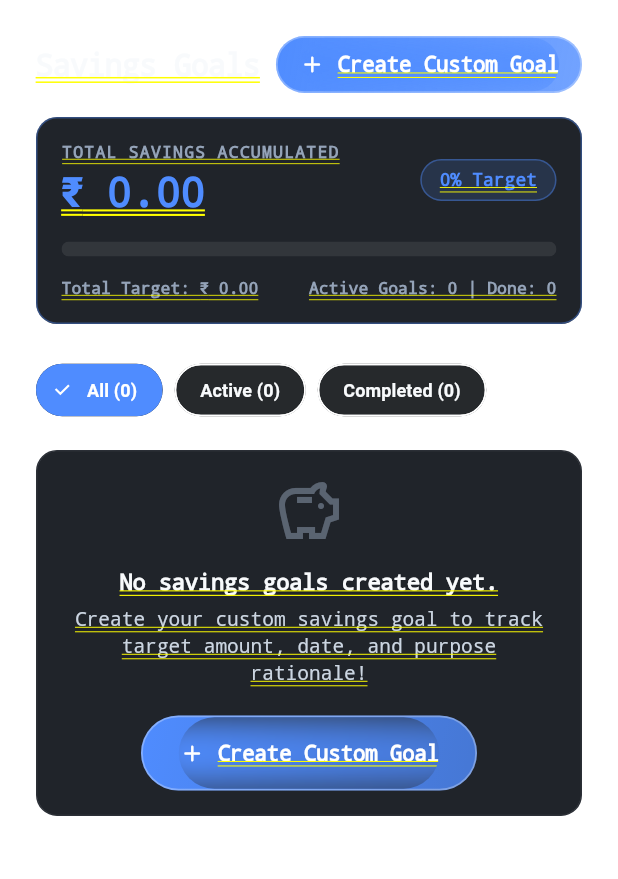
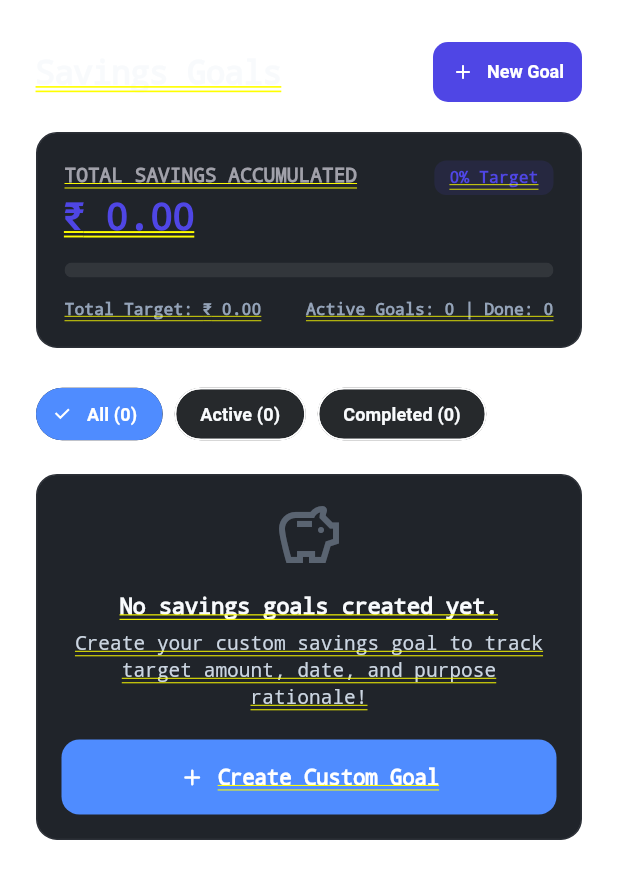
Before and after one commit to viswaas08/FinPilot-ExpenseTracker, a Flutter app: the screen it shows once a user with an empty profile is signed in, after a tap on "Savings", on a phone screen of 412 x 824 dp. Shown: the top 879 px of the screen. Run offline on Flutter 3.47's test engine with Material 3 defaults, Android fonts, the phone set to English and light mode, and no system bars; our stand-ins replace cloud_firestore, dio, firebase_auth, firebase_core, fl_chart, flutter_riverpod and 3 more; accounts and stored records are empty.

Commit message:
Fix UI overflow on mobile viewports, remove glow effects and gradient buttons, update signed APK

```diff
--- a/lib/core/design_system/quantum_button.dart
+++ b/lib/core/design_system/quantum_button.dart
@@ -85,44 +85,14 @@ class _QuantumButtonState extends State<QuantumButton> {
         onTapUp: (_) => setState(() => _isPressed = false),
         onTapCancel: () => setState(() => _isPressed = false),
         onTap: isDisabled ? null : widget.onPressed,
-        child: AnimatedContainer(
-          duration: QuantumMotion.fast,
-          curve: QuantumMotion.spring,
+        child: Container(
           height: widget.height,
-          transform: Matrix4.diagonal3Values(scale, scale, 1.0),
           padding: widget.padding,
           decoration: BoxDecoration(
-            borderRadius: QuantumRadius.borderCapsule,
-            gradient: LinearGradient(
-              begin: Alignment.topLeft,
-              end: Alignment.bottomRight,
-              colors: [
-                widget.backgroundColor,
-                widget.backgroundColor.withValues(alpha: 0.8),
-              ],
-            ),
-            boxShadow: [
-              if (_isHovered && !isDisabled)
-                BoxShadow(
-                  color: widget.backgroundColor.withValues(alpha: 0.5),
-                  blurRadius: 20,
-                  offset: const Offset(0, 4),
-                ),
-            ],
-            border: Border.all(
-              color: Colors.white.withValues(alpha: 0.3),
-              width: 1.2,
-            ),
+            color: isDisabled ? widget.backgroundColor.withValues(alpha: 0.5) : widget.backgroundColor,
+            borderRadius: BorderRadius.circular(12.0),
           ),
-          child: ClipRRect(
-            borderRadius: QuantumRadius.borderCapsule,
-            child: kIsWeb
-                ? innerRow
-                : BackdropFilter(
-                    filter: ImageFilter.blur(sigmaX: 12, sigmaY: 12),
-                    child: innerRow,
-                  ),
-          ),
+          child: Center(child: innerRow),
         ),
       ),
     );
--- a/lib/core/presentation/widgets/titanium_transaction_tile.dart
+++ b/lib/core/presentation/widgets/titanium_transaction_tile.dart
@@ -86,13 +86,21 @@ class TitaniumTransactionTile extends StatelessWidget {
               ),
             ),
 
-            // Amount
-            Text(
-              '$prefix${CurrencyFormatter.format(amount)}',
-              style: TextStyle(
-                fontSize: 15,
-                fontWeight: FontWeight.w700,
-                color: isDark ? (isIncome ? AppColors.success : AppColors.primaryText) : amountColor,
+            const SizedBox(width: 8),
+            // Amount (Auto-fitting)
+            ConstrainedBox(
+              constraints: const BoxConstraints(maxWidth: 130),
+              child: FittedBox(
+                fit: BoxFit.scaleDown,
+                alignment: Alignment.centerRight,
+                child: Text(
+                  '$prefix${CurrencyFormatter.format(amount)}',
+                  style: TextStyle(
+                    fontSize: 15,
+                    fontWeight: FontWeight.w700,
+                    color: isDark ? (isIncome ? AppColors.success : AppColors.primaryText) : amountColor,
+                  ),
+                ),
               ),
             ),
           ],
--- a/lib/features/income/presentation/screens/income_tracker_screen.dart
+++ b/lib/features/income/presentation/screens/income_tracker_screen.dart
@@ -206,23 +206,27 @@ class _IncomeTrackerScreenState extends ConsumerState<IncomeTrackerScreen> {
         crossAxisAlignment: CrossAxisAlignment.start,
         children: [
           Row(
-            mainAxisAlignment: MainAxisAlignment.spaceBetween,
             children: [
-              Text(
-                'Income Stream Tracker',
-                style: AppTypography.screenTitle.copyWith(color: textColor, fontSize: 22),
+              Expanded(
+                child: Text(
+                  'Income Stream Tracker',
+                  style: AppTypography.screenTitle.copyWith(color: textColor, fontSize: 20),
+                  maxLines: 1,
+                  overflow: TextOverflow.ellipsis,
+                ),
               ),
+              const SizedBox(width: 8),
               ElevatedButton.icon(
                 onPressed: _showAddIncomeDialog,
-                icon: const Icon(Icons.add_rounded, size: 18, color: Colors.white),
+                icon: const Icon(Icons.add_rounded, size: 16, color: Colors.white),
                 label: const Text(
                   'Add Income',
-                  style: TextStyle(fontWeight: FontWeight.w700, fontSize: 13, color: Colors.white),
+                  style: TextStyle(fontWeight: FontWeight.w700, fontSize: 12, color: Colors.white),
                 ),
                 style: ElevatedButton.styleFrom(
                   backgroundColor: AppColors.success,
-                  padding: const EdgeInsets.symmetric(horizontal: 14, vertical: 10),
-                  shape: RoundedRectangleBorder(borderRadius: BorderRadius.circular(14)),
+                  padding: const EdgeInsets.symmetric(horizontal: 12, vertical: 8),
+                  shape: RoundedRectangleBorder(borderRadius: BorderRadius.circular(10)),
                   elevation: 0,
                 ),
               ),
--- a/lib/features/savings_goals/presentation/screens/savings_goals_dashboard_screen.dart
+++ b/lib/features/savings_goals/presentation/screens/savings_goals_dashboard_screen.dart
@@ -1,5 +1,7 @@
 import 'package:flutter/material.dart';
 import 'package:flutter_riverpod/flutter_riverpod.dart';
+import 'package:expense_tracker/core/theme/app_colors.dart';
+import 'package:expense_tracker/core/theme/app_typography.dart';
 import 'package:expense_tracker/core/design_system/quantum_tokens.dart';
 import 'package:expense_tracker/core/design_system/quantum_glass_card.dart';
 import 'package:expense_tracker/core/design_system/quantum_button.dart';
@@ -92,6 +94,8 @@ class _SavingsGoalsDashboardScreenState
       return true;
     }).toList();
 
+    final isDark = Theme.of(context).brightness == Brightness.dark;
+
     return SingleChildScrollView(
       physics: const BouncingScrollPhysics(),
       padding: const EdgeInsets.all(24.0),
@@ -99,71 +103,94 @@ class _SavingsGoalsDashboardScreenState
         crossAxisAlignment: CrossAxisAlignment.start,
         children: [
           Row(
-            mainAxisAlignment: MainAxisAlignment.spaceBetween,
             children: [
-              const Text('Savings Goals', style: QuantumTypography.headlineMedium),
-              QuantumButton(
-                label: 'Create Custom Goal',
-                icon: Icons.add_rounded,
-                height: 38,
-                padding: const EdgeInsets.symmetric(horizontal: 14),
+              Expanded(
+                child: Text(
+                  'Savings Goals',
+                  style: AppTypography.screenTitle.copyWith(
+                    color: isDark ? AppColors.primaryText : AppColors.lightTextPrimary,
+                    fontSize: 22,
+                  ),
+                  maxLines: 1,
+                  overflow: TextOverflow.ellipsis,
+                ),
+              ),
+              const SizedBox(width: 8),
+              ElevatedButton.icon(
                 onPressed: () {
                   Navigator.of(context).push(
                     MaterialPageRoute(builder: (context) => const SavingsGoalFormScreen()),
                   );
                 },
+                icon: const Icon(Icons.add_rounded, size: 16, color: Colors.white),
+                label: const Text(
+                  'New Goal',
+                  style: TextStyle(fontWeight: FontWeight.w700, fontSize: 12, color: Colors.white),
+                ),
+                style: ElevatedButton.styleFrom(
+                  backgroundColor: AppColors.primary,
+                  padding: const EdgeInsets.symmetric(horizontal: 12, vertical: 8),
+                  shape: RoundedRectangleBorder(borderRadius: BorderRadius.circular(10)),
+                  elevation: 0,
+                ),
               ),
             ],
           ),
           const SizedBox(height: 16),
 
           // Overall Hero Summary Card
-          QuantumGlassCard(
-            material: QuantumGlassMaterial.lg,
-            borderColor: QuantumColors.primaryAccent.withValues(alpha: 0.4),
+          Container(
+            padding: const EdgeInsets.all(18),
+            decoration: BoxDecoration(
+              color: isDark ? AppColors.card : Colors.white,
+              borderRadius: BorderRadius.circular(14),
+              border: Border.all(color: isDark ? AppColors.border : AppColors.lightBorder),
+            ),
             child: Column(
               crossAxisAlignment: CrossAxisAlignment.start,
               children: [
                 Row(
-                  mainAxisAlignment: MainAxisAlignment.spaceBetween,
-                  children: [
-                    Column(
                   crossAxisAlignment: CrossAxisAlignment.start,
                   children: [
-                        const Text(
+                    Expanded(
+                      child: Column(
+                        crossAxisAlignment: CrossAxisAlignment.start,
+                        children: [
+                          Text(
                             'TOTAL SAVINGS ACCUMULATED',
-                          style: TextStyle(
-                            fontSize: 11,
-                            fontWeight: FontWeight.w800,
-                            color: QuantumColors.mutedText,
-                            letterSpacing: 0.8,
+                            style: AppTypography.caption.copyWith(
+                              color: isDark ? AppColors.secondaryText : AppColors.lightTextSecondary,
+                              fontWeight: FontWeight.w700,
                             ),
                           ),
                           const SizedBox(height: 4),
-                        Text(
+                          FittedBox(
+                            fit: BoxFit.scaleDown,
+                            alignment: Alignment.centerLeft,
+                            child: Text(
                               CurrencyFormatter.format(state.totalSaved),
-                          style: const TextStyle(
-                            fontSize: 28,
-                            fontWeight: FontWeight.w900,
-                            color: QuantumColors.primaryAccent,
-                            letterSpacing: -0.5,
+                              style: AppTypography.financialValue.copyWith(
+                                color: AppColors.primary,
+                                fontSize: 26,
+                              ),
                             ),
                           ),
                         ],
                       ),
+                    ),
+                    const SizedBox(width: 8),
                     Container(
-                      padding: const EdgeInsets.symmetric(horizontal: 12, vertical: 6),
+                      padding: const EdgeInsets.symmetric(horizontal: 10, vertical: 5),
                       decoration: BoxDecoration(
-                        color: QuantumColors.primaryAccent.withValues(alpha: 0.15),
-                        borderRadius: BorderRadius.circular(16),
-                        border: Border.all(color: QuantumColors.primaryAccent.withValues(alpha: 0.4)),
+                        color: AppColors.primary.withValues(alpha: 0.12),
+                        borderRadius: BorderRadius.circular(8),
                       ),
                       child: Text(
                         '${state.overallProgress.toStringAsFixed(0)}% Target',
                         style: const TextStyle(
-                          fontSize: 12,
-                          fontWeight: FontWeight.w800,
-                          color: QuantumColors.primaryAccent,
+                          fontSize: 11,
+                          fontWeight: FontWeight.w700,
+                          color: AppColors.primary,
                         ),
                       ),
                     ),
```
Lines whose indentation alone changed are shown as unchanged.
